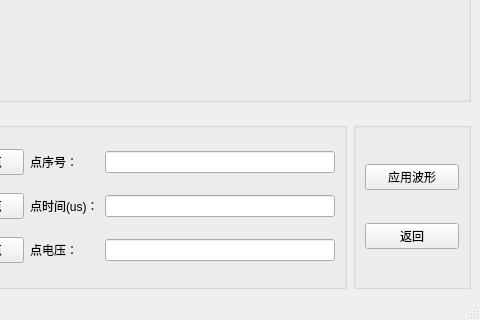
Above: windowwavedesigner.ui from zym013579/AOMController before the change; both pictures show x 320 to 800 and y 280 to 600 of the 800 by 600 pixel window. Below: the same form after it.
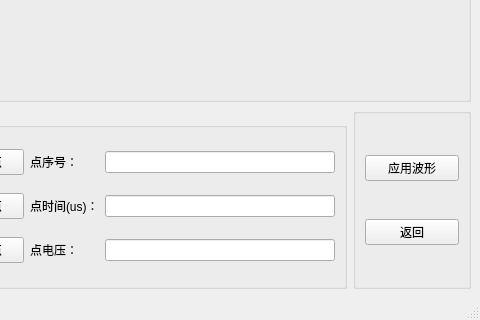
That is the form after the change. Custom widgets are drawn as their Qt base class.

```diff
--- a/windowwavedesigner.ui
+++ b/windowwavedesigner.ui
@@ -161,7 +161,7 @@
        <enum>Qt::ClickFocus</enum>
       </property>
       <property name="title">
-       <string> </string>
+       <string/>
       </property>
       <layout class="QGridLayout" name="gridLayout_3">
        <item row="0" column="0">
```
Left out of the diff: 17 changed lines with no effect on the pictures.
